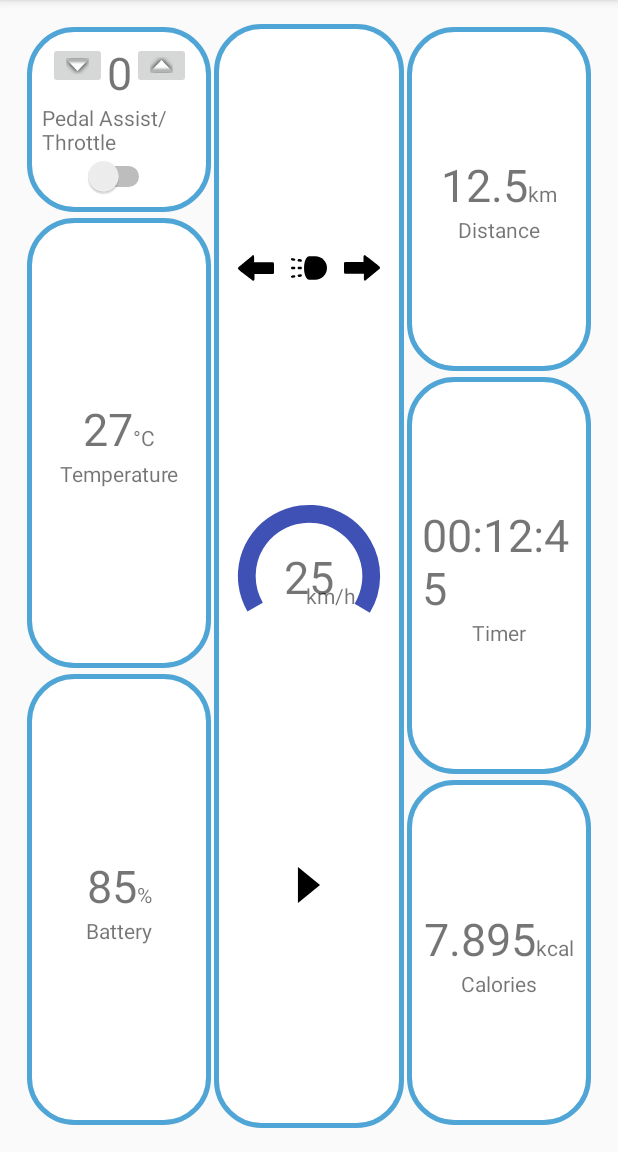
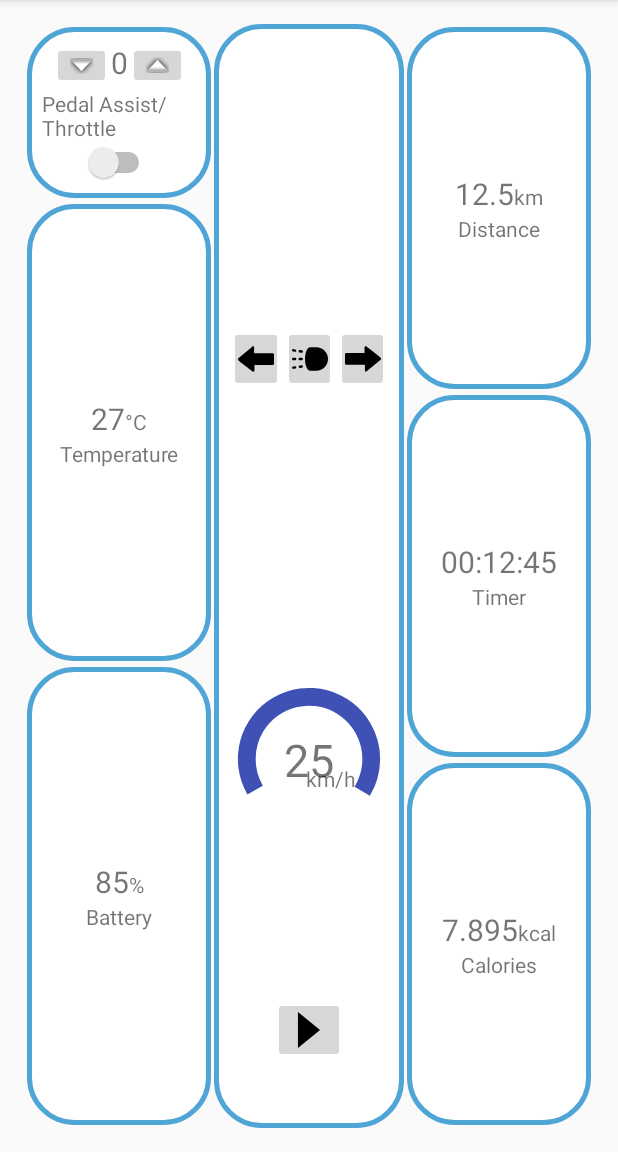
Before and after one commit to PreDated92/BenoReno, an Android app: the fragment FragmentHome shown on its own in the app's theme, on a phone screen of 412 x 824 dp, the part 84-1236 px from its top. Run offline under Robolectric (Android 15) with nearby library versions, the phone set to English and light mode, and no system bars.

Commit message:
Refactoring
Added clear users for list recreation
Added style for big text
Remove transparency on image button for speedometer
Change lock description
Change min sdk 17

```diff
--- a/app/build.gradle
+++ b/app/build.gradle
@@ -4,7 +4,7 @@ android {
     compileSdkVersion 26
     defaultConfig {
         applicationId "com.example.lk.benoreno"
-        minSdkVersion 19
+        minSdkVersion 17
         targetSdkVersion 26
         versionCode 1
         versionName "1.0"
--- a/app/src/main/res/layout/control_display_tile.xml
+++ b/app/src/main/res/layout/control_display_tile.xml
@@ -16,10 +16,8 @@
         app:layout_constraintVertical_chainStyle="packed">
 
         <TextView
+            style="@style/bigText"
             android:id="@+id/tvValue"
-            android:textSize="30sp"
-            android:layout_width="wrap_content"
-            android:layout_height="wrap_content"
             android:text="Value" />
 
         <TextView
--- a/app/src/main/res/layout/control_pas_tile.xml
+++ b/app/src/main/res/layout/control_pas_tile.xml
@@ -23,9 +23,7 @@
 
         <TextView
             android:id="@+id/tvValue"
-            android:textSize="30sp"
-            android:layout_width="wrap_content"
-            android:layout_height="wrap_content"
+            style="@style/bigText"
             android:text="Value" />
 
         <TextView
--- a/app/src/main/res/layout/control_speedometer.xml
+++ b/app/src/main/res/layout/control_speedometer.xml
@@ -20,9 +20,7 @@
             android:layout_width="wrap_content"
             android:layout_height="wrap_content"
             android:layout_gravity="center"
-
             android:layout_weight="1"
-            android:background="@android:color/transparent"
             android:src="@drawable/ic_left" />
 
         <ImageButton
@@ -31,7 +29,6 @@
             android:layout_height="wrap_content"
             android:layout_gravity="center"
             android:layout_weight="1"
-            android:background="@android:color/transparent"
             android:src="@drawable/ic_headlights"/>
 
         <ImageButton
@@ -41,7 +38,6 @@
             android:layout_gravity="center"
 
             android:layout_weight="1"
-            android:background="@android:color/transparent"
             android:src="@drawable/ic_right"/>
     </LinearLayout>
 
@@ -50,22 +46,23 @@
         android:layout_width="match_parent"
         android:layout_height="0dp"
         android:layout_gravity="bottom"
+        app:layout_constraintBottom_toBottomOf="parent"
         app:layout_constraintDimensionRatio="1:1"
-        app:layout_constraintBottom_toTopOf="@+id/imageButton4"
         app:layout_constraintEnd_toEndOf="parent"
         app:layout_constraintStart_toStartOf="parent"
-        app:layout_constraintTop_toBottomOf="@+id/llUp" />
+        app:layout_constraintTop_toTopOf="parent"
+        app:layout_constraintVertical_bias="0.70" />
 
     <ImageButton
         android:id="@+id/imageButton4"
         android:layout_width="wrap_content"
         android:layout_height="wrap_content"
         android:layout_gravity="center"
-        android:background="@android:color/transparent"
         android:src="@drawable/ic_play"
         app:layout_constraintBottom_toBottomOf="parent"
         app:layout_constraintEnd_toEndOf="parent"
         app:layout_constraintStart_toStartOf="parent"
-        app:layout_constraintTop_toBottomOf="@+id/speedometerViewRaw" />
+        app:layout_constraintTop_toTopOf="parent"
+        app:layout_constraintVertical_bias="0.95" />
 
 </android.support.constraint.ConstraintLayout>
--- a/app/src/main/res/layout/fragment_home.xml
+++ b/app/src/main/res/layout/fragment_home.xml
@@ -13,35 +13,35 @@
         android:layout_width="0dp"
         android:layout_height="0dp"
         android:orientation="vertical"
-        app:layout_constraintTop_toTopOf="parent"
         app:layout_constraintBottom_toBottomOf="parent"
         app:layout_constraintEnd_toStartOf="@+id/speedometerView"
-        app:layout_constraintStart_toStartOf="parent">
+        app:layout_constraintStart_toStartOf="parent"
+        app:layout_constraintTop_toTopOf="parent">
 
         <com.example.lk.benoreno.ControlView.DisplayTilePasView
             android:id="@+id/dispPas"
+            android:layout_width="match_parent"
+            android:layout_height="wrap_content"
             android:layout_gravity="center"
-            android:layout_margin="@dimen/item_margin"
-            android:layout_width="match_parent"
-            android:layout_height="wrap_content">
+            android:layout_margin="@dimen/item_margin">
         </com.example.lk.benoreno.ControlView.DisplayTilePasView>
 
         <com.example.lk.benoreno.ControlView.DisplayTileView
             android:id="@+id/dispTemperature"
+            android:layout_width="match_parent"
+            android:layout_height="wrap_content"
             android:layout_gravity="center"
-            android:layout_weight="1"
             android:layout_margin="@dimen/item_margin"
-            android:layout_width="match_parent"
-            android:layout_height="wrap_content">
+            android:layout_weight="1">
         </com.example.lk.benoreno.ControlView.DisplayTileView>
 
         <com.example.lk.benoreno.ControlView.DisplayTileView
             android:id="@+id/dispBattery"
+            android:layout_width="match_parent"
+            android:layout_height="wrap_content"
             android:layout_gravity="center"
-            android:layout_weight="1"
             android:layout_margin="@dimen/item_margin"
-            android:layout_width="match_parent"
-            android:layout_height="wrap_content">
+            android:layout_weight="1">
         </com.example.lk.benoreno.ControlView.DisplayTileView>
     </LinearLayout>
 
@@ -50,10 +50,10 @@
         android:layout_width="0dp"
         android:layout_height="0dp"
         android:orientation="vertical"
-        app:layout_constraintTop_toTopOf="parent"
         app:layout_constraintBottom_toBottomOf="parent"
         app:layout_constraintEnd_toStartOf="@+id/llHomeRight"
-        app:layout_constraintStart_toEndOf="@+id/llHomeLeft">
+        app:layout_constraintStart_toEndOf="@+id/llHomeLeft"
+        app:layout_constraintTop_toTopOf="parent">
     </com.example.lk.benoreno.ControlView.SpeedometerView>
 
     <LinearLayout
@@ -61,36 +61,36 @@
         android:layout_width="0dp"
         android:layout_height="0dp"
         android:orientation="vertical"
-        app:layout_constraintTop_toTopOf="parent"
         app:layout_constraintBottom_toBottomOf="parent"
         app:layout_constraintEnd_toEndOf="parent"
-        app:layout_constraintStart_toEndOf="@+id/speedometerView">
+        app:layout_constraintStart_toEndOf="@+id/speedometerView"
+        app:layout_constraintTop_toTopOf="parent">
 
         <com.example.lk.benoreno.ControlView.DisplayTileView
             android:id="@+id/dispDistance"
+            android:layout_width="match_parent"
+            android:layout_height="wrap_content"
             android:layout_gravity="center"
             android:layout_margin="@dimen/item_margin"
-            android:layout_weight="1"
-            android:layout_width="match_parent"
-            android:layout_height="wrap_content">
+            android:layout_weight="1">
         </com.example.lk.benoreno.ControlView.DisplayTileView>
 
         <com.example.lk.benoreno.ControlView.DisplayTileView
             android:id="@+id/dispTimer"
+            android:layout_width="match_parent"
+            android:layout_height="wrap_content"
             android:layout_gravity="center"
             android:layout_margin="@dimen/item_margin"
-            android:layout_weight="1"
-            android:layout_width="match_parent"
-            android:layout_height="wrap_content">
+            android:layout_weight="1">
         </com.example.lk.benoreno.ControlView.DisplayTileView>
 
         <com.example.lk.benoreno.ControlView.DisplayTileView
             android:id="@+id/dispCalories"
+            android:layout_width="match_parent"
+            android:layout_height="wrap_content"
             android:layout_gravity="center"
             android:layout_margin="@dimen/item_margin"
-            android:layout_weight="1"
-            android:layout_width="match_parent"
-            android:layout_height="wrap_content">
+            android:layout_weight="1">
         </com.example.lk.benoreno.ControlView.DisplayTileView>
 
     </LinearLayout>
--- a/app/src/main/res/values/strings.xml
+++ b/app/src/main/res/values/strings.xml
@@ -6,4 +6,8 @@
 
     <string name="action_settings">Settings</string>
     <string name="title_activity_maps">Map</string>
+
+    <string name="alarm_button_description">Alarm will trigger when bike is moved more than x meters from this location</string>
+    <string name="lock_button_description">Bike cannot be locked while it is moving\n</string>
+    <string name="power_saving_description">Turns off several features when idle\n</string>
 </resources>
--- a/app/src/main/res/values/styles.xml
+++ b/app/src/main/res/values/styles.xml
@@ -17,6 +17,12 @@
 
     <style name="AppTheme.PopupOverlay" parent="ThemeOverlay.AppCompat.Light" />
 
+    <style name="bigText">
+        <item name="android:textSize">20sp</item>
+        <item name="android:layout_width">wrap_content</item>
+        <item name="android:layout_height">wrap_content</item>
+    </style>
+
     <style name="captionOnly">
         <item name="android:background">@null</item>
         <item name="android:clickable">false</item>
```
Also changed, not shown: app/src/main/java/com/example/lk/benoreno/FragmentSubSettings/FragmentSettingsUserAccounts.java (+7 -0 lines), app/src/main/res/drawable/ic_plug.xml (added, +17 -0 lines), app/src/main/res/layout/fragment_lock.xml (+7 -5 lines).
